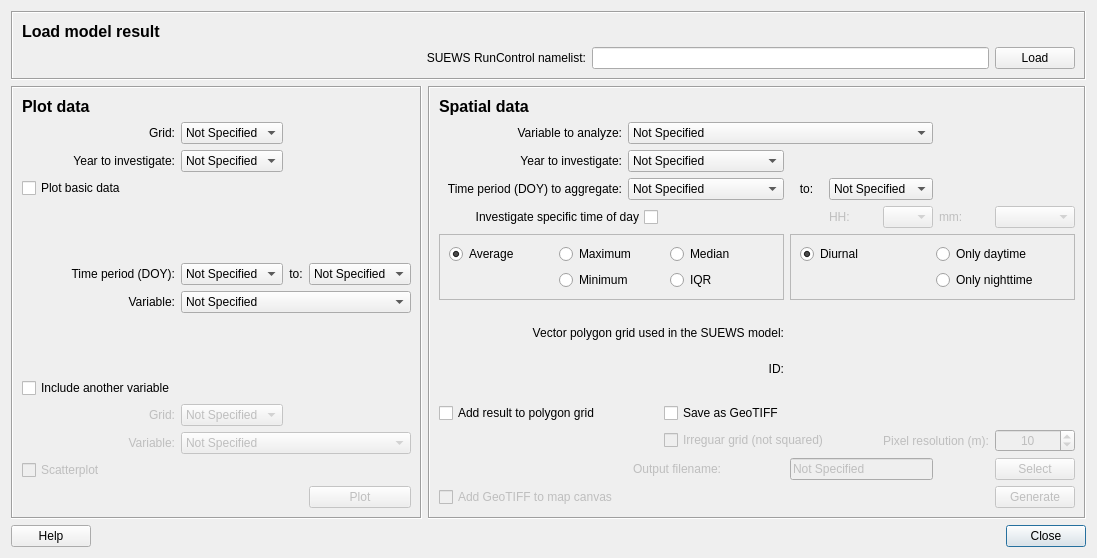
Before: the Qt Designer form SUEWSAnalyzer/suews_analyzer_dialog_base.ui in UMEP-dev/UMEP, drawn with Qt 5.
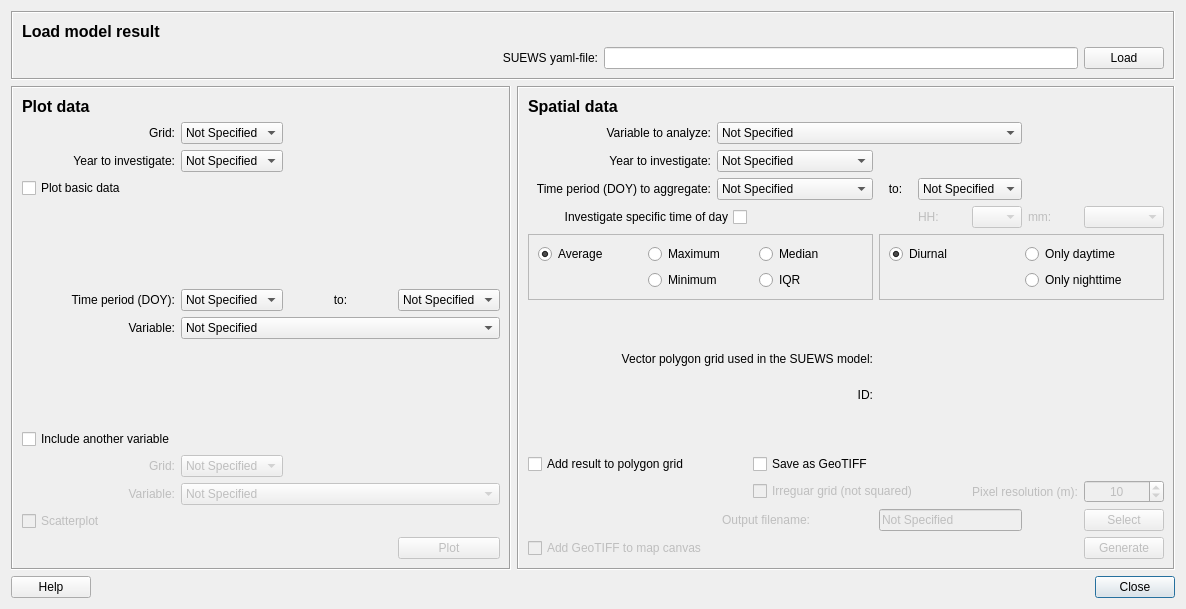
After: the same form once the commit is applied.

The edit to the form file:
```diff
--- a/SUEWSAnalyzer/suews_analyzer_dialog_base.ui
+++ b/SUEWSAnalyzer/suews_analyzer_dialog_base.ui
@@ -6,8 +6,8 @@
    <rect>
     <x>0</x>
     <y>0</y>
-    <width>1009</width>
-    <height>558</height>
+    <width>1186</width>
+    <height>609</height>
    </rect>
   </property>
   <property name="windowTitle">
@@ -409,7 +409,7 @@
       <item row="1" column="4">
        <widget class="QLabel" name="label_5">
         <property name="text">
-         <string>SUEWS RunControl namelist:</string>
+         <string>SUEWS yaml-file:</string>
         </property>
         <property name="alignment">
          <set>Qt::AlignRight|Qt::AlignTrailing|Qt::AlignVCenter</set>
```
